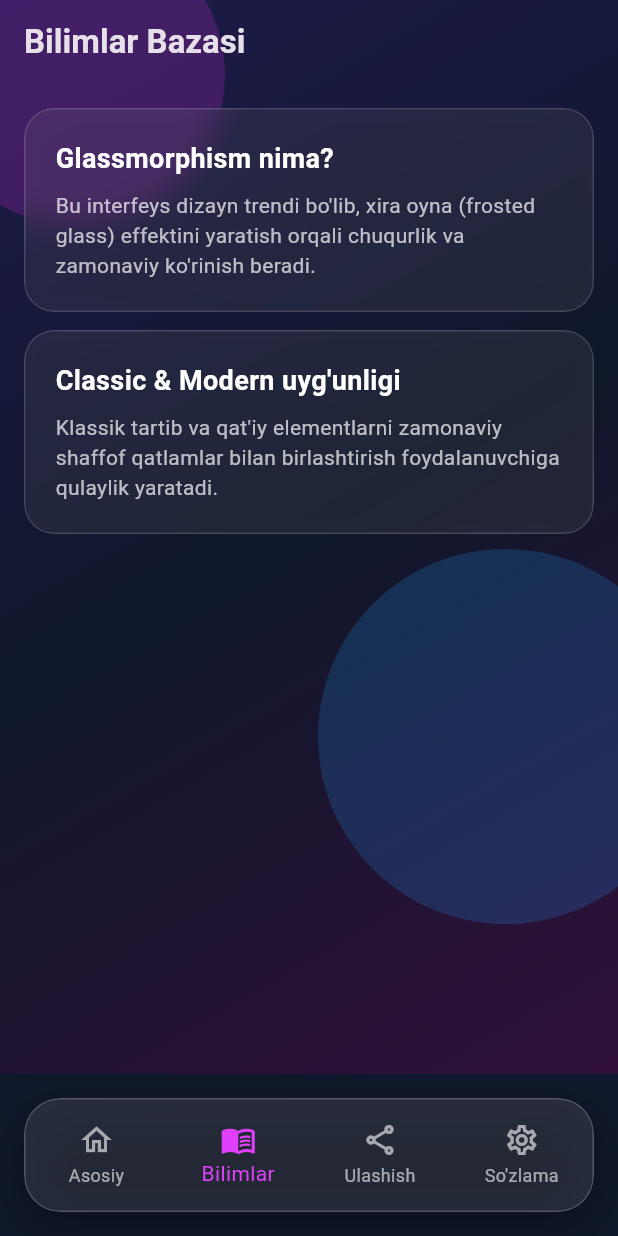
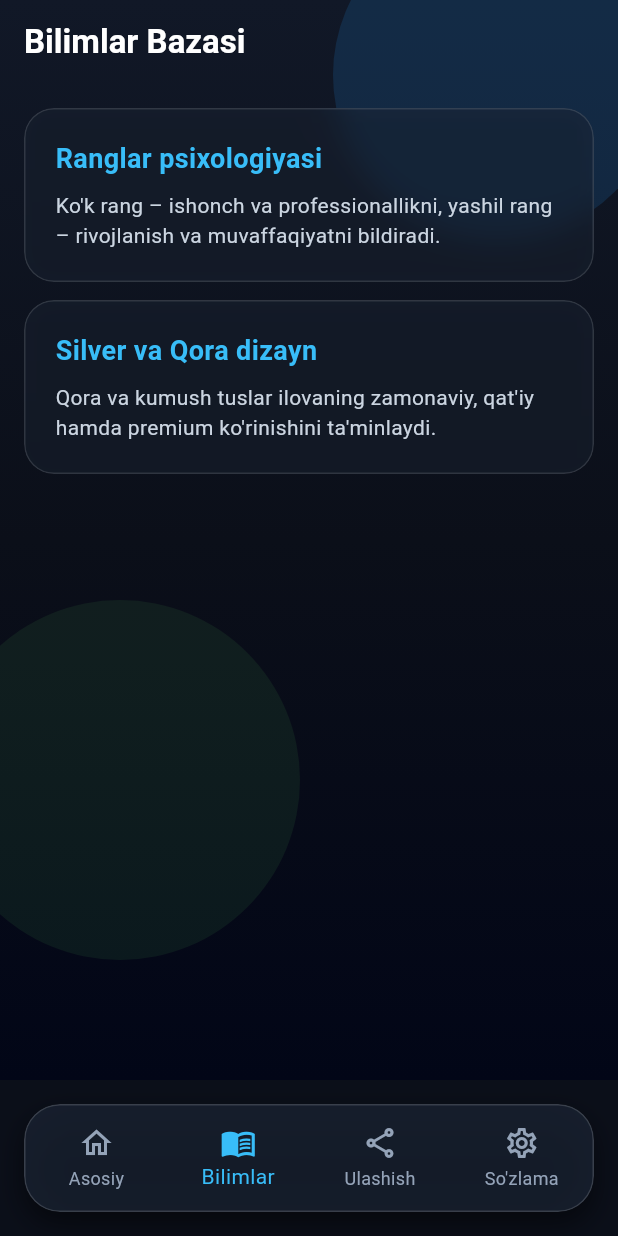
Before and after one commit to muhammadaminwahhid/wahhid, a Flutter app: the screen it shows after launch, item 2 of the bottom bar chosen, on a phone screen of 412 x 824 dp. Run offline on Flutter 3.47's test engine with Material 3 defaults, Android fonts, the phone set to English and light mode, and no system bars.

Commit message:
Update: Oq, Silver, Ko'k, Yashil va Qora ranglar palitrasi o'rnatildi

```diff
--- a/lib/main.dart
+++ b/lib/main.dart
@@ -11,11 +11,10 @@ class WahhidApp extends StatelessWidget {
   @override
   Widget build(BuildContext context) {
     return MaterialApp(
-      title: 'Wahhid Glassmorphism',
+      title: 'Wahhid Pro',
       theme: ThemeData(
         brightness: Brightness.dark,
-        scaffoldBackgroundColor: const Color(0xFF0F172A),
-        primarySwatch: Colors.deepPurple,
+        scaffoldBackgroundColor: const Color(0xFF0B0F19), // Chuqur qora-ko'k tus
         useMaterial3: true,
       ),
       home: const MainScreen(),
@@ -47,43 +46,42 @@ class _MainScreenState extends State<MainScreen> {
       body: Container(
         decoration: const BoxDecoration(
           gradient: LinearGradient(
-            begin: Alignment.topLeft,
-            end: Alignment.bottomRight,
+            begin: Alignment.topCenter,
+            end: Alignment.bottomCenter,
             colors: [
-              Color(0xFF1E1B4B), // To'q binafsha
-              Color(0xFF0F172A), // To'q ko'k / qora
-              Color(0xFF31103A), // Ochroq tus
+              Color(0xFF111827), // Qora-ko'k
+              Color(0xFF0B0F19), // Qora
+              Color(0xFF020617), // To'q qora
             ],
           ),
         ),
         child: Stack(
           children: [
-            // Orqa fondagi yorug' dekorativ sharlar (Glassmorphism muhitini berish uchun)
+            // Orqa fondagi kumush va ko'k rangli yorug' bezaklar
             Positioned(
-              top: -50,
-              left: -50,
+              top: -60,
+              right: -30,
               child: Container(
-                width: 200,
-                height: 200,
+                width: 220,
+                height: 220,
                 decoration: BoxDecoration(
                   shape: BoxShape.circle,
-                  color: Colors.purple.withOpacity(0.3),
+                  color: Colors.blue.withOpacity(0.15),
                 ),
               ),
             ),
             Positioned(
-              bottom: 100,
-              right: -50,
+              bottom: 80,
+              left: -40,
               child: Container(
-                width: 250,
-                height: 250,
+                width: 240,
+                height: 240,
                 decoration: BoxDecoration(
                   shape: BoxShape.circle,
-                  color: Colors.blue.withOpacity(0.2),
+                  color: Colors.green.withOpacity(0.1),
                 ),
               ),
             ),
-            // Asosiy sahifalar
             _pages[_currentIndex],
           ],
         ),
@@ -94,29 +92,29 @@ class _MainScreenState extends State<MainScreen> {
           borderRadius: BorderRadius.circular(24),
           boxShadow: [
             BoxShadow(
-              color: Colors.black.withOpacity(0.3),
-              blurRadius: 20,
-              offset: const Offset(0, 10),
+              color: Colors.black.withOpacity(0.5),
+              blurRadius: 15,
+              offset: const Offset(0, 8),
             ),
           ],
         ),
         child: ClipRRect(
           borderRadius: BorderRadius.circular(24),
           child: BackdropFilter(
-            filter: ImageFilter.blur(sigmaX: 15, sigmaY: 15),
+            filter: ImageFilter.blur(sigmaX: 12, sigmaY: 12),
             child: Container(
-              padding: const EdgeInsets.symmetric(vertical: 8),
+              padding: const EdgeInsets.symmetric(vertical: 6),
               decoration: BoxDecoration(
-                color: Colors.white.withOpacity(0.1),
+                color: const Color(0xFF1E293B).withOpacity(0.6), // Silver/Gray tusli shisha
                 borderRadius: BorderRadius.circular(24),
-                border: Border.all(color: Colors.white.withOpacity(0.2)),
+                border: Border.all(color: Colors.white.withOpacity(0.15)),
               ),
               child: BottomNavigationBar(
                 currentIndex: _currentIndex,
                 backgroundColor: Colors.transparent,
                 elevation: 0,
-                selectedItemColor: Colors.purpleAccent,
-                unselectedItemColor: Colors.white60,
+                selectedItemColor: const Color(0xFF38BDF8), // Yorqin ko'k
+                unselectedItemColor: const Color(0xFF94A3B8), // Kumush/Kulrang
                 type: BottomNavigationBarType.fixed,
                 onTap: (index) {
                   setState(() {
@@ -138,7 +136,7 @@ class _MainScreenState extends State<MainScreen> {
   }
 }
 
-// Glass Container (Shisha effektini yasab beruvchi yordamchi widget)
+// Glass Card (Oq, Silver, Qora uyg'unligidagi shaffof kassa)
 class GlassCard extends StatelessWidget {
   final Widget child;
   final EdgeInsetsGeometry? padding;
@@ -154,12 +152,12 @@ class GlassCard extends StatelessWidget {
         child: Container(
           padding: padding ?? const EdgeInsets.all(20),
           decoration: BoxDecoration(
-            color: Colors.white.withOpacity(0.07),
+            color: const Color(0xFF1E293B).withOpacity(0.4), // Kumush/Ko'k shisha
             borderRadius: BorderRadius.circular(20),
-            border: Border.all(color: Colors.white.withOpacity(0.15)),
+            border: Border.all(color: Colors.white.withOpacity(0.12)),
             boxShadow: [
               BoxShadow(
-                color: Colors.black.withOpacity(0.1),
+                color: Colors.black.withOpacity(0.2),
                 blurRadius: 10,
                 spreadRadius: 2,
               ),
@@ -181,7 +179,7 @@ class HomeScreen extends StatelessWidget {
     return Scaffold(
       backgroundColor: Colors.transparent,
       appBar: AppBar(
-        title: const Text('Wahhid • Glass Edition', style: TextStyle(fontWeight: FontWeight.bold)),
+        title: const Text('Wahhid • Oq & Ko\'k & Yashil', style: TextStyle(fontWeight: FontWeight.bold, color: Colors.white)),
         backgroundColor: Colors.transparent,
         elevation: 0,
       ),
@@ -192,18 +190,18 @@ class HomeScreen extends StatelessWidget {
             child: Column(
               mainAxisSize: MainAxisSize.min,
               children: const [
-                Icon(Icons.auto_awesome, size: 70, color: Colors.purpleAccent),
+                Icon(Icons.verified, size: 70, color: Color(0xFF22C55E)), // Yashil rang
                 SizedBox(height: 20),
                 Text(
-                  'Glassmorphism + Classic',
-                  style: TextStyle(fontSize: 22, fontWeight: FontWeight.bold, color: Colors.white),
+                  'Yangi Palitra Muvaffaqiyatli O\'rnatildi!',
+                  style: TextStyle(fontSize: 20, fontWeight: FontWeight.bold, color: Colors.white),
                   textAlign: TextAlign.center,
                 ),
                 SizedBox(height: 10),
                 Text(
-                  'Interfeys endi shaffof oyna va klassik qat\'iy stillar uyg\'unligida yanada jozibali ko\'rinishga ega.',
+                  'Qora, Silver (kumush), Oq, Ko\'k va Yashil ranglar uyg\'unligi ilovaga alohida joziba bag\'ishladi.',
                   textAlign: TextAlign.center,
-                  style: TextStyle(fontSize: 15, color: Colors.white70),
+                  style: TextStyle(fontSize: 14, color: Color(0xFF94A3B8)), // Silver tus
                 ),
               ],
             ),
@@ -220,12 +218,12 @@ class BlogScreen extends StatelessWidget {
 
   final List<Map<String, String>> _bilimlar = const [
     {
-      'title': 'Glassmorphism nima?',
-      'content': 'Bu interfeys dizayn trendi bo\'lib, xira oyna (frosted glass) effektini yaratish orqali chuqurlik va zamonaviy ko\'rinish beradi.'
+      'title': 'Ranglar psixologiyasi',
+      'content': 'Ko\'k rang – ishonch va professionallikni, yashil rang – rivojlanish va muvaffaqiyatni bildiradi.'
     },
     {
-      'title': 'Classic & Modern uyg\'unligi',
-      'content': 'Klassik tartib va qat\'iy elementlarni zamonaviy shaffof qatlamlar bilan birlashtirish foydalanuvchiga qulaylik yaratadi.'
+      'title': 'Silver va Qora dizayn',
+      'content': 'Qora va kumush tuslar ilovaning zamonaviy, qat\'iy hamda premium ko\'rinishini ta\'minlaydi.'
     },
   ];
 
@@ -234,7 +232,7 @@ class BlogScreen extends StatelessWidget {
     return Scaffold(
       backgroundColor: Colors.transparent,
       appBar: AppBar(
-        title: const Text('Bilimlar Bazasi', style: TextStyle(fontWeight: FontWeight.bold)),
+        title: const Text('Bilimlar Bazasi', style: TextStyle(fontWeight: FontWeight.bold, color: Colors.white)),
         backgroundColor: Colors.transparent,
         elevation: 0,
       ),
@@ -249,9 +247,9 @@ class BlogScreen extends StatelessWidget {
               child: Column(
                 crossAxisAlignment: CrossAxisAlignment.start,
                 children: [
-                  Text(bilim['title']!, style: const TextStyle(fontSize: 18, fontWeight: FontWeight.bold, color: Colors.white)),
+                  Text(bilim['title']!, style: const TextStyle(fontSize: 18, fontWeight: FontWeight.bold, color: Color(0xFF38BDF8))), // Ko'k sarlavha
                   const SizedBox(height: 8),
-                  Text(bilim['content']!, style: const TextStyle(fontSize: 14, color: Colors.white70)),
+                  Text(bilim['content']!, style: const TextStyle(fontSize: 14, color: Color(0xFFCBD5E1))), // Oq-kumush matn
                 ],
               ),
             ),
@@ -278,7 +276,7 @@ class _ShareScreenState extends State<ShareScreen> {
     return Scaffold(
       backgroundColor: Colors.transparent,
       appBar: AppBar(
-        title: const Text('Ulashish Markazi', style: TextStyle(fontWeight: FontWeight.bold)),
+        title: const Text('Ulashish Markazi', style: TextStyle(fontWeight: FontWeight.bold, color: Colors.white)),
         backgroundColor: Colors.transparent,
         elevation: 0,
       ),
@@ -289,34 +287,36 @@ class _ShareScreenState extends State<ShareScreen> {
             mainAxisSize: MainAxisSize.min,
             crossAxisAlignment: CrossAxisAlignment.stretch,
             children: [
-              const Text('Fikr yoki xabar yuborish', style: TextStyle(fontSize: 16, fontWeight: FontWeight.bold, color: Colors.white)),
+              const Text('Xabar yuborish', style: TextStyle(fontSize: 16, fontWeight: FontWeight.bold, color: Colors.white)),
               const SizedBox(height: 12),
               TextField(
                 controller: _controller,
                 style: const TextStyle(color: Colors.white),
                 decoration: InputDecoration(
-                  hintText: 'Xabar yozing...',
-                  hintStyle: const TextStyle(color: Colors.white38),
+                  hintText: 'Matn kiriting...',
+                  hintStyle: const TextStyle(color: Color(0xFF64748B)),
                   filled: true,
-                  fillColor: Colors.black.withOpacity(0.2),
+                  fillColor: const Color(0xFF0F172A).withOpacity(0.6), // Qora fon
                   border: OutlineInputBorder(borderRadius: BorderRadius.circular(12), borderSide: BorderSide.none),
                 ),
               ),
               const SizedBox(height: 15),
-              ElevatedButton(
+              ElevatedButton.icon(
                 onPressed: () {
                   if (_controller.text.isNotEmpty) {
-                    ScaffoldMessenger.of(context).showSnackBar(const SnackBar(content: Text('Muvaffaqiyatli jo\'natildi!')));
+                    ScaffoldMessenger.of(context).showSnackBar(
+                      const SnackBar(content: Text('Muvaffaqiyatli jo\'natildi!', style: TextStyle(color: Colors.white)), backgroundColor: Color(0xFF22C55E)),
+                    );
                     _controller.clear();
                   }
                 },
+                icon: const Icon(Icons.send, color: Colors.white),
+                label: const Text('Jo\'natish', style: TextStyle(fontSize: 16, color: Colors.white)),
                 style: ElevatedButton.styleFrom(
-                  backgroundColor: Colors.purpleAccent,
-                  foregroundColor: Colors.white,
+                  backgroundColor: const Color(0xFF2563EB), // Ko'k tugma
                   padding: const EdgeInsets.symmetric(vertical: 14),
                   shape: RoundedRectangleBorder(borderRadius: BorderRadius.circular(12)),
                 ),
-                child: const Text('Jo\'natish', style: TextStyle(fontSize: 16)),
               ),
             ],
           ),
@@ -335,7 +335,7 @@ class SettingsScreen extends StatelessWidget {
     return Scaffold(
       backgroundColor: Colors.transparent,
       appBar: AppBar(
-        title: const Text('So\'zlamalar', style: TextStyle(fontWeight: FontWeight.bold)),
+        title: const Text('So\'zlamalar', style: TextStyle(fontWeight: FontWeight.bold, color: Colors.white)),
         backgroundColor: Colors.transparent,
         elevation: 0,
       ),
@@ -346,15 +346,15 @@ class SettingsScreen extends StatelessWidget {
             mainAxisSize: MainAxisSize.min,
             children: const [
               ListTile(
-                leading: Icon(Icons.person, color: Colors.purpleAccent),
+                leading: Icon(Icons.person, color: Color(0xFF38BDF8)),
                 title: Text('Muallif', style: TextStyle(color: Colors.white)),
-                subtitle: Text('Muhammadamin Wahhid', style: TextStyle(color: Colors.white60)),
+                subtitle: Text('Muhammadamin Wahhid', style: TextStyle(color: Color(0xFF94A3B8))),
               ),
-              Divider(color: Colors.white24),
+              Divider(color: Color(0xFF334155)),
               ListTile(
-                leading: Icon(Icons.style, color: Colors.purpleAccent),
-                title: Text('Dizayn uslubi', style: TextStyle(color: Colors.white)),
-                subtitle: Text('Glassmorphism & Classic v2.0', style: TextStyle(color: Colors.white60)),
+                leading: Icon(Icons.palette, color: Color(0xFF22C55E)), // Yashil ikonka
+                title: Text('Ranglar palitrasi', style: TextStyle(color: Colors.white)),
+                subtitle: Text('Oq, Silver, Ko\'k, Yashil, Qora', style: TextStyle(color: Color(0xFF94A3B8))),
               ),
             ],
           ),
```
